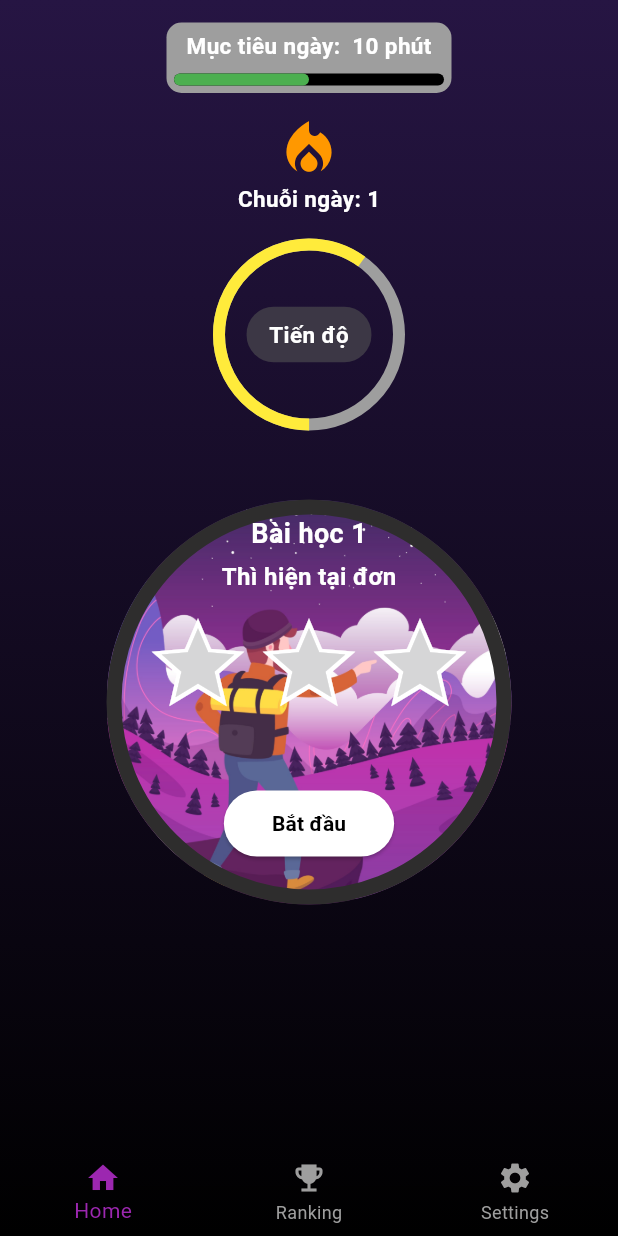
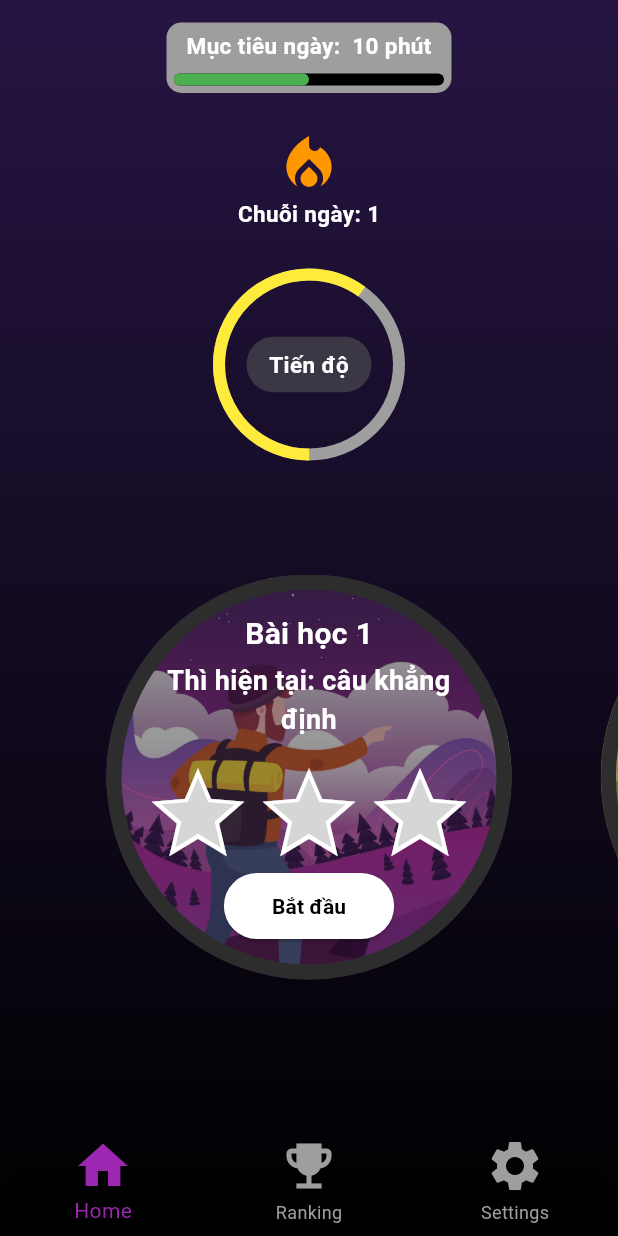
Before and after one commit to thanh2242003/English_App, a Flutter app: the screen it shows after launch, on a phone screen of 412 x 824 dp. Run offline on Flutter 3.47's test engine with Material 3 defaults, Android fonts, the phone set to English and light mode, and no system bars.

Commit message:
add lesson_background_image,PageView

```diff
--- a/lib/presentation/screens/home_screen.dart
+++ b/lib/presentation/screens/home_screen.dart
@@ -56,6 +56,7 @@ class HomeScreen extends StatelessWidget {
                   ],
                 ),
               ),
+              SizedBox(height: 10,),
               //chuỗi ngày
               Icon(Icons.local_fire_department, color: Colors.orange, size: 45),
               Text(
@@ -66,7 +67,7 @@ class HomeScreen extends StatelessWidget {
                   color: Colors.white,
                 ),
               ),
-              const SizedBox(height: 20),
+              const SizedBox(height: 30),
               //tiến độ bài học
               Stack(
                 alignment: Alignment.center,
@@ -80,7 +81,9 @@ class HomeScreen extends StatelessWidget {
                         value: 0.6, // 70%
                         strokeWidth: 8,
                         backgroundColor: Colors.grey,
-                        valueColor: AlwaysStoppedAnimation<Color>(Colors.yellow),
+                        valueColor: AlwaysStoppedAnimation<Color>(
+                          Colors.yellow,
+                        ),
                       ),
                     ),
                   ),
@@ -103,12 +106,30 @@ class HomeScreen extends StatelessWidget {
                   ),
                 ],
               ),
-              const SizedBox(height: 50),
+              const SizedBox(height: 80),
               // Vòng tròn chính giữa
-              LessonWidget(
-                imagePath: 'assets/images/lesson_background_image_1.jpg',
-                lessonName: 'Bài học 1',
-                lessonTopic: 'Thì hiện tại đơn',
+              Container(
+                height: 270,
+                child: PageView(
+                  controller: PageController(viewportFraction: 0.8),
+                  children: [
+                    LessonWidget(
+                      imagePath: 'assets/images/lesson_background_image_1.jpg',
+                      lessonName: 'Bài học 1',
+                      lessonTopic: 'Thì hiện tại: câu khẳng định',
+                    ),
+                    LessonWidget(
+                      imagePath: 'assets/images/lesson_background_image_2.jpg',
+                      lessonName: 'Bài học 2',
+                      lessonTopic: 'Danh từ số nhiều',
+                    ),
+                    LessonWidget(
+                      imagePath: 'assets/images/lesson_background_image_3.jpg',
+                      lessonName: 'Bài học 3',
+                      lessonTopic: 'Thì hiện tại: câu nghi vấn',
+                    ),
+                  ],
+                ),
               ),
             ],
           ),
@@ -119,6 +140,7 @@ class HomeScreen extends StatelessWidget {
           backgroundColor: Colors.transparent,
           selectedItemColor: Colors.purple,
           unselectedItemColor: Colors.grey,
+          iconSize: 40,
           currentIndex: 0,
           onTap: (index) {},
           items: const [
--- a/lib/presentation/widgets/lession_widget.dart
+++ b/lib/presentation/widgets/lession_widget.dart
@@ -13,14 +13,19 @@ class LessonWidget extends StatelessWidget {
   @override
   Widget build(BuildContext context) {
     return Container(
-      width: 270,
-      height: 270,
+      width: 280,
+      height: 280,
+      padding: EdgeInsets.symmetric(vertical: 10),
       decoration: BoxDecoration(
         shape: BoxShape.circle,
         border: Border.all(color: Color(0xFF2E2D2D), width: 10),
         image: DecorationImage(
           image: AssetImage(imagePath),
           fit: BoxFit.cover,
+          colorFilter: ColorFilter.mode(
+            Colors.black.withOpacity(0.4),
+            BlendMode.darken,
+          ),
         ),
       ),
       child: Column(
@@ -29,18 +34,23 @@ class LessonWidget extends StatelessWidget {
           Text(
             lessonName,
             style: TextStyle(
-              fontSize: 18,
+              fontSize: 20,
               fontWeight: FontWeight.bold,
               color: Colors.white,
             ),
           ),
           const SizedBox(height: 4),
-          Text(
-            lessonTopic,
-            style: TextStyle(
-              fontSize: 16,
-              fontWeight: FontWeight.bold,
-              color: Colors.white,
+          SizedBox(
+            width: 200,
+            height: 55,
+            child: Text(
+              lessonTopic,
+              textAlign: TextAlign.center,
+              style: TextStyle(
+                fontSize: 18,
+                fontWeight: FontWeight.bold,
+                color: Colors.white,
+              ),
             ),
           ),
           const SizedBox(height: 10),
@@ -62,7 +72,7 @@ class LessonWidget extends StatelessWidget {
               ),
             ),
           ),
-          const SizedBox(height: 45),
+          //const SizedBox(height: 15),
           // Nút bắt đầu
           ElevatedButton(
             onPressed: () {},
@@ -77,7 +87,6 @@ class LessonWidget extends StatelessWidget {
               style: TextStyle(fontWeight: FontWeight.bold),
             ),
           ),
-          const SizedBox(height: 20),
         ],
       ),
     );
```
Also changed, not shown: assets/images/lesson_background_image_2.jpg (added), assets/images/lesson_background_image_3.jpg (added).
